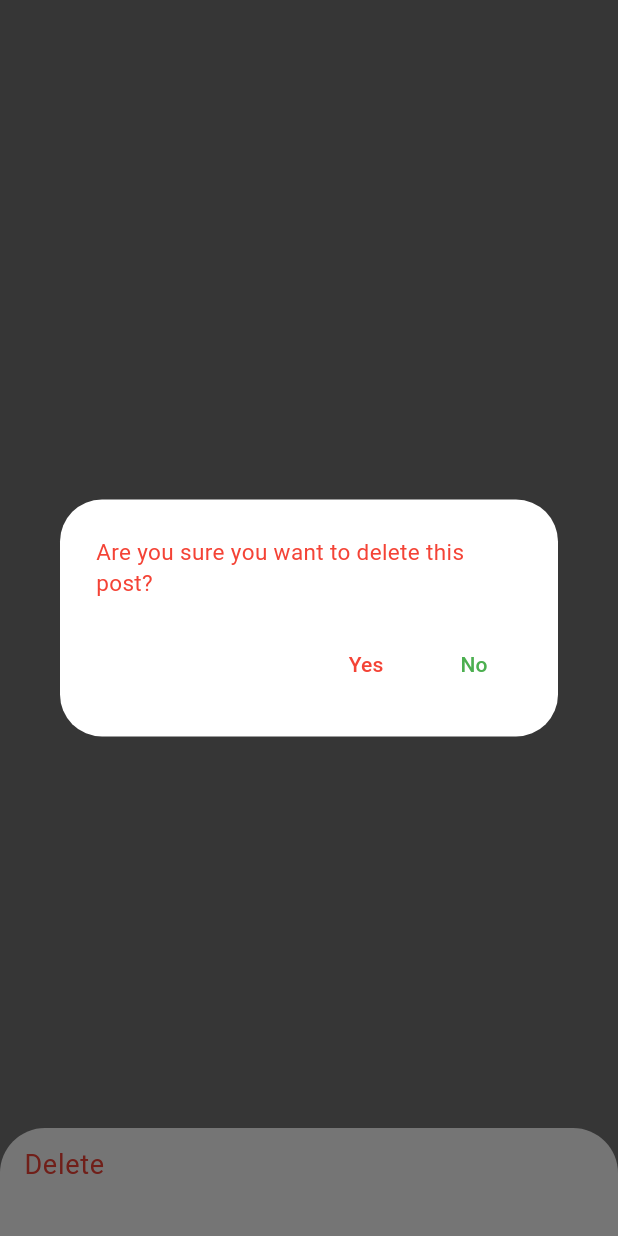
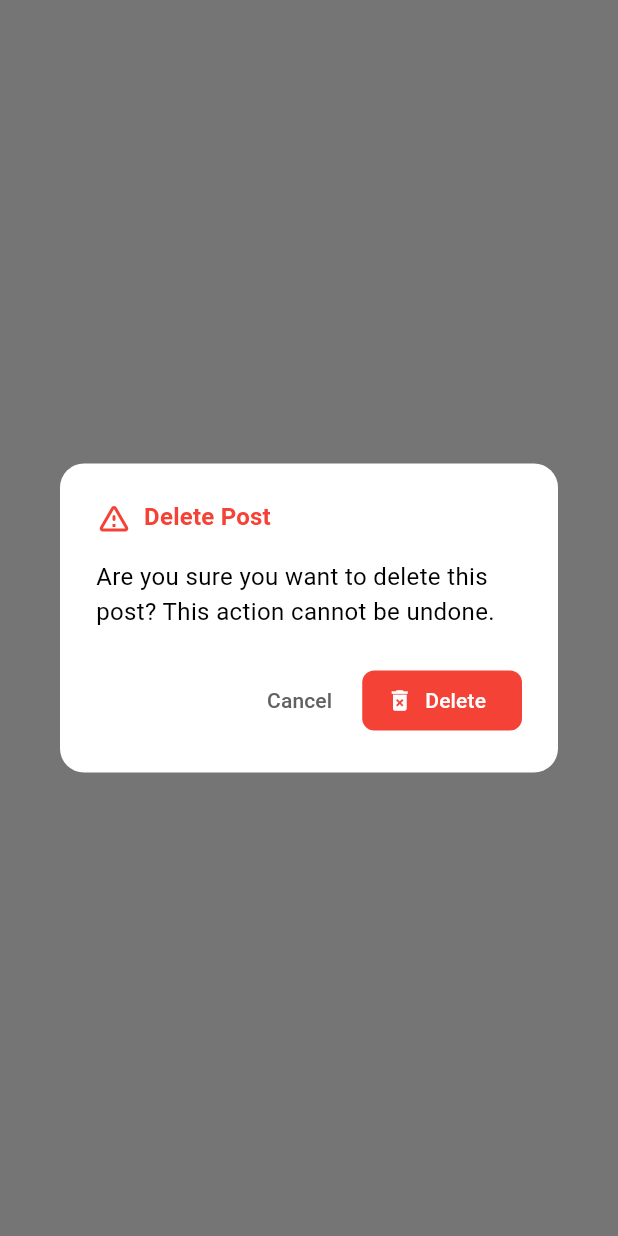
Before and after one commit to Uday-kiran9147/Traveller, a Flutter app: what showBottomSheetCustom() shows on an empty page, opened directly with empty values, after a tap on "Delete", on a phone screen of 412 x 824 dp. Run offline on Flutter 3.47's test engine with Material 3 defaults, Android fonts, the phone set to English and light mode, and no system bars; our stand-ins replace bloc, cloud_firestore, equatable, firebase_auth, firebase_core, firebase_storage and 6 more; accounts and stored records are empty; network calls fail.

Commit message:
Refactor: improve variable naming and enhance UI for post detail and dialog components

```diff
--- a/lib/presentation/widgets/dialogs.dart
+++ b/lib/presentation/widgets/dialogs.dart
@@ -53,68 +53,128 @@ Future<dynamic> destinationDialog(BuildContext context, String? destination) {
     },
   );
 }
-
 Future<dynamic> showBottomSheetCustom(
   BuildContext context, String description, String postid) {
   return showModalBottomSheet(
   isDismissible: true,
   enableDrag: true,
-      shape: const RoundedRectangleBorder(
-          borderRadius: BorderRadius.only(
-              topLeft: Radius.circular(30), topRight: Radius.circular(30))),
+  backgroundColor: Colors.transparent,
   context: context,
   builder: (context) {
-        return SingleChildScrollView(
+    return Container(
+    decoration: const BoxDecoration(
+      color: Colors.white,
+      borderRadius: BorderRadius.only(
+      topLeft: Radius.circular(24),
+      topRight: Radius.circular(24),
+      ),
+      boxShadow: [
+      BoxShadow(
+        color: Colors.black12,
+        blurRadius: 16,
+        offset: Offset(0, -4),
+      ),
+      ],
+    ),
+    padding: const EdgeInsets.symmetric(vertical: 24, horizontal: 20),
     child: Column(
+      mainAxisSize: MainAxisSize.min,
       children: [
+      Container(
+        width: 40,
+        height: 4,
+        margin: const EdgeInsets.only(bottom: 16),
+        decoration: BoxDecoration(
+        color: Colors.grey[300],
+        borderRadius: BorderRadius.circular(2),
+        ),
+      ),
       ListTile(
-                  title: const Text("Delete",
+        leading: const Icon(Icons.delete, color: Colors.redAccent),
+        title: const Text(
+        "Delete",
         style: TextStyle(
-                        color: Colors.red,
-                      )),
-                  subtitle: Text(description),
+          color: Colors.redAccent,
+          fontWeight: FontWeight.bold,
+          fontSize: 18,
+        ),
+        ),
+        subtitle: Padding(
+        padding: const EdgeInsets.only(top: 4.0),
+        child: Text(
+          description,
+          style: const TextStyle(fontSize: 15),
+        ),
+        ),
         onTap: () async {
+        Navigator.pop(context);
+        await Future.delayed(const Duration(milliseconds: 200));
         showDialogCustom(context, postid);
-                  }),
+        },
+      ),
+      const SizedBox(height: 8),
       ],
     ),
     );
-      });
+  },
+  );
 }
 
 Future<dynamic> showDialogCustom(BuildContext context, String postid) {
   return showDialog(
   context: context,
+  barrierDismissible: false,
   builder: (context) {
     return AlertDialog(
-        title: Text("Are you sure you want to delete this post?",
-            style: Theme.of(context)
-                .textTheme
-                .bodyMedium!
-                .copyWith(color: Theme.of(context).colorScheme.error)),
+    shape: RoundedRectangleBorder(borderRadius: BorderRadius.circular(16)),
+    title: Row(
+      children: [
+      Icon(Icons.warning_amber_rounded,
+        color: Theme.of(context).colorScheme.error),
+      const SizedBox(width: 8),
+      Expanded(
+        child: Text(
+        "Delete Post",
+        style: Theme.of(context).textTheme.titleMedium?.copyWith(
+            color: Theme.of(context).colorScheme.error,
+            fontWeight: FontWeight.bold,
+          ),
+        ),
+      ),
+      ],
+    ),
+    content: const Text(
+      "Are you sure you want to delete this post? This action cannot be undone.",
+      style: TextStyle(fontSize: 16),
+    ),
     actions: [
       TextButton(
+      style: TextButton.styleFrom(
+        foregroundColor: Colors.grey[700],
+      ),
+      onPressed: () {
+        Navigator.pop(context);
+      },
+      child: const Text("Cancel"),
+      ),
+      ElevatedButton.icon(
+      style: ElevatedButton.styleFrom(
+        backgroundColor: Theme.of(context).colorScheme.error,
+        foregroundColor: Colors.white,
+        shape: RoundedRectangleBorder(
+        borderRadius: BorderRadius.circular(8),
+        ),
+      ),
+      icon: const Icon(Icons.delete_forever),
+      label: const Text("Delete"),
       onPressed: () async {
         await FirebaseFirestore.instance
           .collection("posts")
           .doc(postid)
           .delete();
         Navigator.pop(context);
-                Navigator.pop(context);
       },
-              child: Text(
-                "Yes",
-                style: TextStyle(color: Theme.of(context).colorScheme.error),
-              )),
-          TextButton(
-              onPressed: () {
-                Navigator.pop(context);
-                Navigator.pop(context);
-              },
-              child: const Text(
-                "No",
-                style: TextStyle(color: Colors.green),
-              )),
+      ),
     ],
     );
   },
```
Also changed, not shown: lib/presentation/pages/profile/post_detail_screen.dart (+160 -138 lines). Lines whose indentation alone changed are shown as unchanged.
